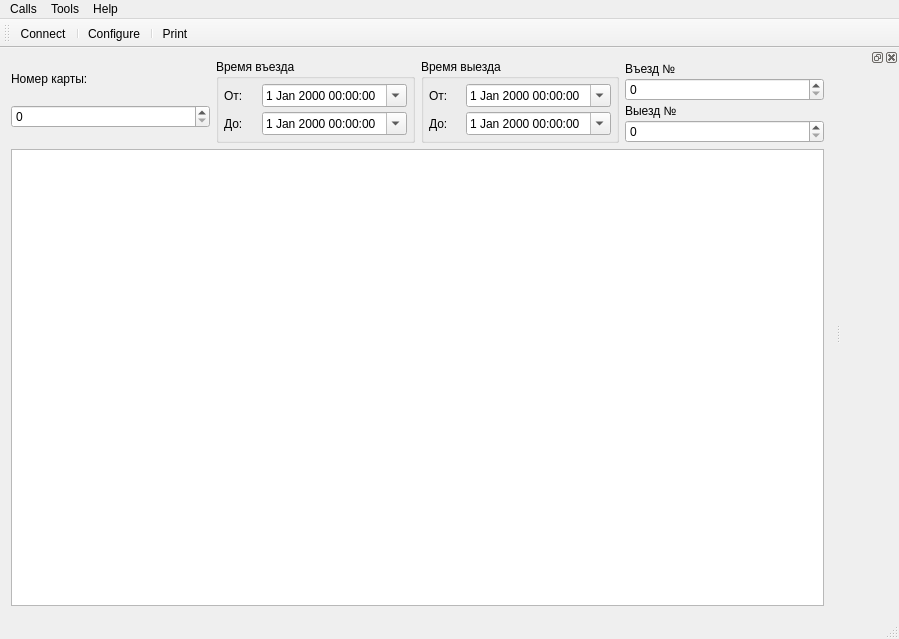
Before: the Qt Designer form Client/mainwindow.ui in Baxulio/ParkingAS, drawn with Qt 5.
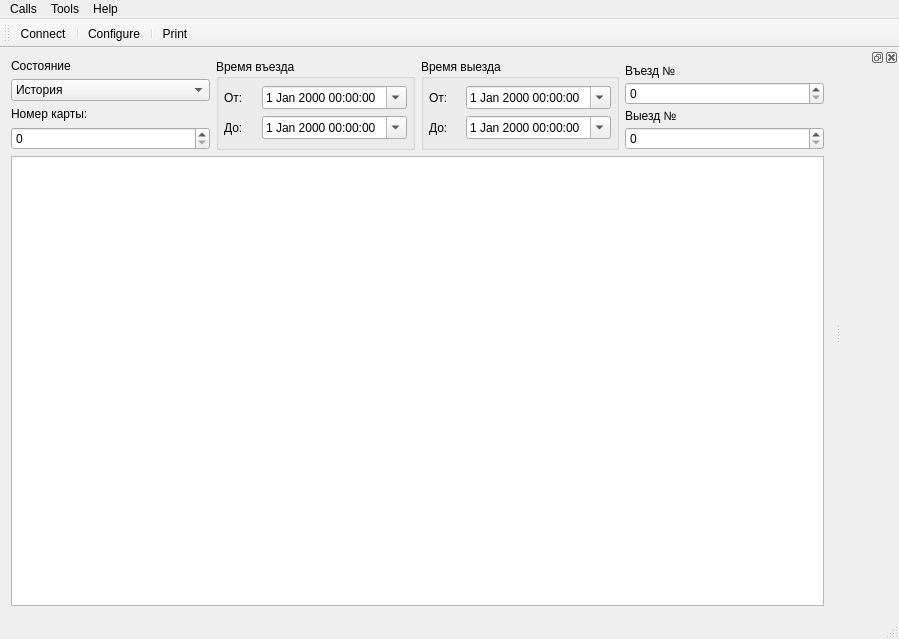
After: the same form once the commit is applied. Icons and pictures are not drawn.

What changed in the file:
```diff
--- a/Client/mainwindow.ui
+++ b/Client/mainwindow.ui
@@ -40,6 +40,33 @@
        <layout class="QHBoxLayout" name="horizontalLayout_5">
         <item>
          <layout class="QVBoxLayout" name="verticalLayout_3">
+          <item>
+           <widget class="QLabel" name="label_8">
+            <property name="sizePolicy">
+             <sizepolicy hsizetype="Preferred" vsizetype="Fixed">
+              <horstretch>0</horstretch>
+              <verstretch>0</verstretch>
+             </sizepolicy>
+            </property>
+            <property name="text">
+             <string>Состояние</string>
+            </property>
+           </widget>
+          </item>
+          <item>
+           <widget class="QComboBox" name="status_combo">
+            <item>
+             <property name="text">
+              <string>История</string>
+             </property>
+            </item>
+            <item>
+             <property name="text">
+              <string>В парковке</string>
+             </property>
+            </item>
+           </widget>
+          </item>
           <item>
            <widget class="QLabel" name="label_5">
             <property name="sizePolicy">
```
Left out of the diff: 14 changed lines with no effect on the pictures.
